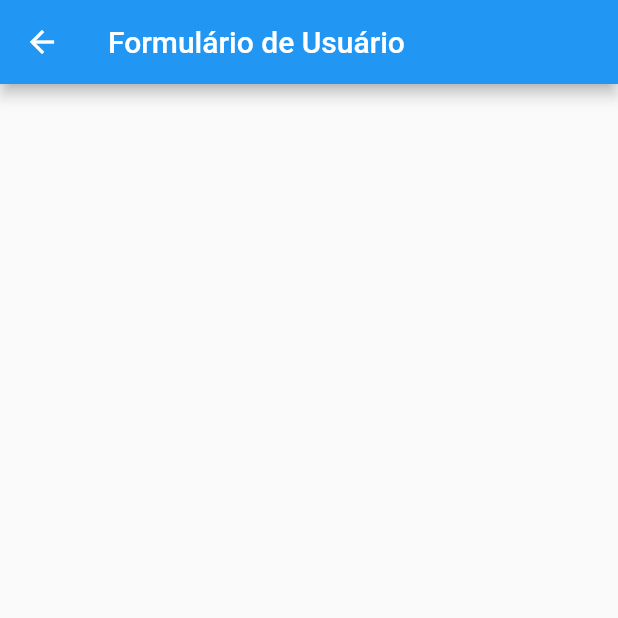
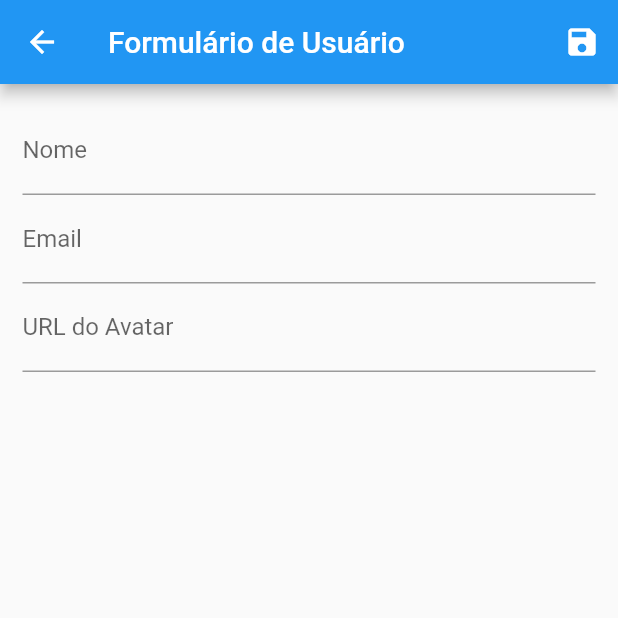
Before and after one commit to juniorlourenco/FlutterCRUD, a Flutter app: the UserForm screen opened by its route, on a phone screen of 412 x 824 dp, the top half of it. Run offline on Flutter 3.47's test engine with Material 2 defaults, Android fonts, the phone set to English and light mode, and no system bars; network calls fail.

Commit message:
Including Form label texts

```diff
--- a/lib/views/user_form.dart
+++ b/lib/views/user_form.dart
@@ -6,6 +6,32 @@ class UserForm extends StatelessWidget {
     return Scaffold(
       appBar: AppBar(
         title: Text('Formulário de Usuário'),
+        actions: <Widget>[
+          IconButton(
+            icon: Icon(Icons.save),
+            onPressed: () {
+              Navigator.of(context).pop();
+            },
+          ),
+        ],
+      ),
+      body: Padding(
+        padding: EdgeInsets.all(15),
+        child: Form(
+          child: Column(
+            children: <Widget>[
+              TextFormField(
+                decoration: InputDecoration(labelText: 'Nome'),
+              ),
+              TextFormField(
+                decoration: InputDecoration(labelText: 'Email'),
+              ),
+              TextFormField(
+                decoration: InputDecoration(labelText: 'URL do Avatar'),
+              ),
+            ],
+          ),
+        ),
       ),
     );
   }
```
